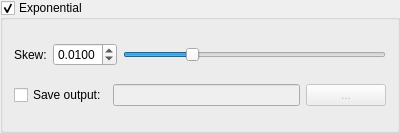
Before: the Qt Designer form src/Processing/Processing/exponential.ui in AstroStacking/AstroStack, drawn with Qt 5.
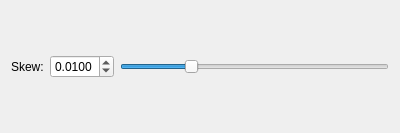
After: the same form once the commit is applied.

The edit to the form file:
```diff
--- a/src/Processing/Processing/exponential.ui
+++ b/src/Processing/Processing/exponential.ui
@@ -1,7 +1,7 @@
 <?xml version="1.0" encoding="UTF-8"?>
 <ui version="4.0">
  <class>Exponential</class>
- <widget class="QGroupBox" name="Exponential">
+ <widget class="QWidget" name="Exponential">
   <property name="geometry">
    <rect>
     <x>0</x>
@@ -19,10 +19,10 @@
   <property name="windowTitle">
    <string>Frame</string>
   </property>
-  <property name="title">
+  <property name="title" stdset="0">
    <string>Exponential</string>
   </property>
-  <property name="checkable">
+  <property name="checkable" stdset="0">
    <bool>true</bool>
   </property>
   <layout class="QVBoxLayout" name="verticalLayout">
@@ -69,46 +69,6 @@
      </item>
     </layout>
    </item>
-   <item>
-    <layout class="QHBoxLayout" name="horizontalLayout_2">
-     <item>
-      <widget class="QCheckBox" name="saveOutput">
-       <property name="sizePolicy">
-        <sizepolicy hsizetype="Fixed" vsizetype="Fixed">
-         <horstretch>0</horstretch>
-         <verstretch>0</verstretch>
-        </sizepolicy>
-       </property>
-       <property name="text">
-        <string>Save output:</string>
-       </property>
-      </widget>
-     </item>
-     <item>
-      <widget class="QLineEdit" name="filename">
-       <property name="enabled">
-        <bool>false</bool>
-       </property>
-      </widget>
-     </item>
-     <item>
-      <widget class="QPushButton" name="filenameOpen">
-       <property name="enabled">
-        <bool>false</bool>
-       </property>
-       <property name="sizePolicy">
-        <sizepolicy hsizetype="Fixed" vsizetype="Fixed">
-         <horstretch>0</horstretch>
-         <verstretch>0</verstretch>
-        </sizepolicy>
-       </property>
-       <property name="text">
-        <string>...</string>
-       </property>
-      </widget>
-     </item>
-    </layout>
-   </item>
   </layout>
  </widget>
  <resources/>
```
